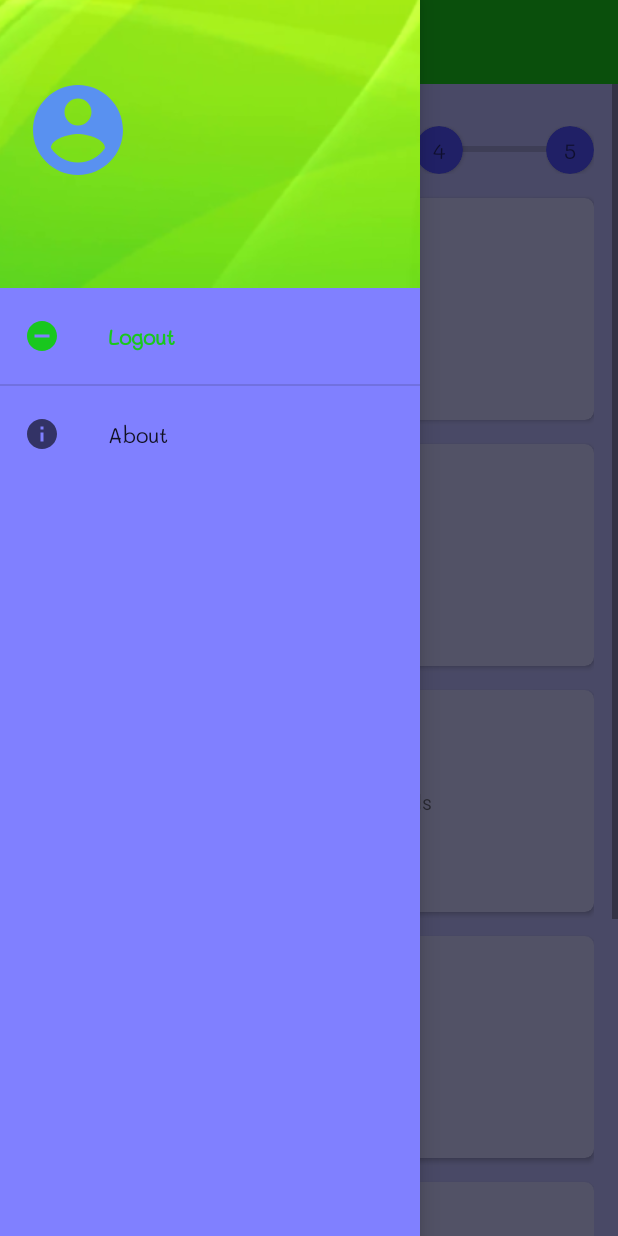
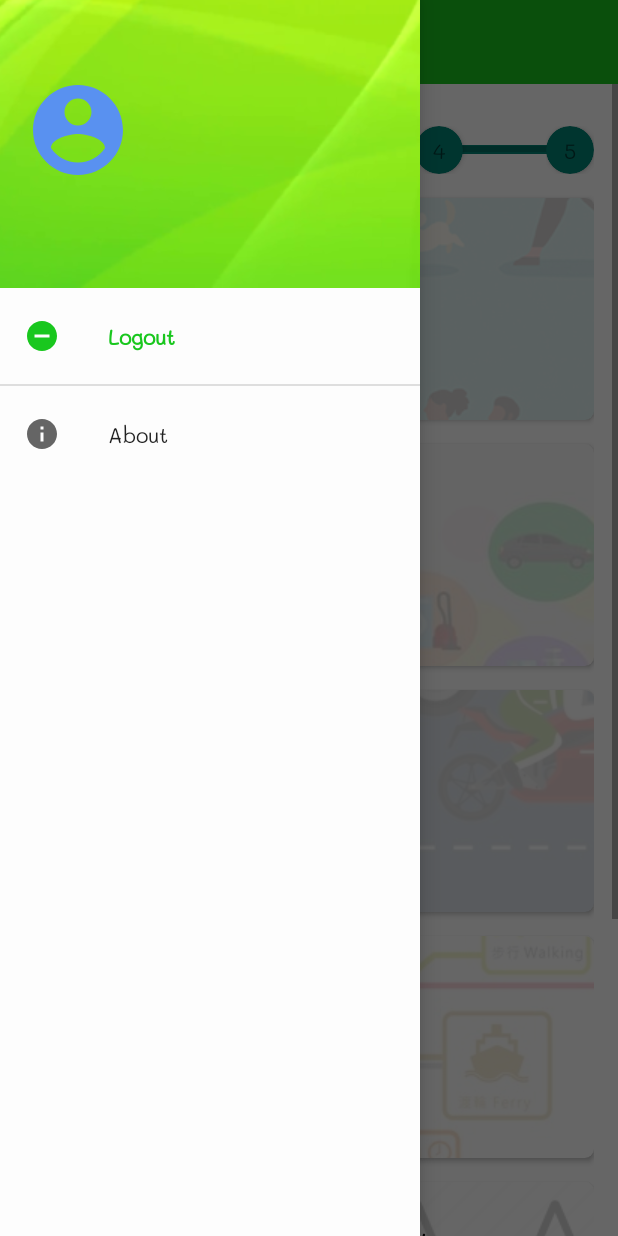
Before and after one commit to Ujjwal0501/survey, an Android app: the Brief screen opened directly, with no data from a screen before it, with the side drawer open, on a phone screen of 412 x 824 dp. Run offline under Robolectric (Android 15) with nearby library versions, the phone set to English and light mode, and no system bars; our stand-ins replace Firebase (no records; nobody signed in at launch, a user with empty details on screens opened directly).

Commit message:
cardview image

```diff
--- a/app/src/main/java/com/svnit/civil/survey/Home.java
+++ b/app/src/main/java/com/svnit/civil/survey/Home.java
@@ -148,6 +148,11 @@ public class Home extends AppCompatActivity {
                 } else if (title.equals(getString(R.string.user_profile))) {
                     // set item as selected to persist highlight
                     menuItem.setChecked(false);
+//                    startActivity(new Intent(getApplicationContext(), Userinfo.class));
+                } else if (title.equals("Logout")) {
+                    // set item as selected to persist highlight
+                    FirebaseAuth.getInstance().signOut();
+                    finish();
 //                    startActivity(new Intent(getApplicationContext(), Userinfo.class));
                 }
 
--- a/app/src/main/java/com/svnit/civil/survey/fragments/Brief.java
+++ b/app/src/main/java/com/svnit/civil/survey/fragments/Brief.java
@@ -3,11 +3,13 @@ package com.svnit.civil.survey.fragments;
 
 import android.os.Bundle;
 
+import androidx.cardview.widget.CardView;
 import androidx.fragment.app.Fragment;
 
 import android.view.LayoutInflater;
 import android.view.View;
 import android.view.ViewGroup;
+import android.widget.ProgressBar;
 
 import com.svnit.civil.survey.Home;
 import com.svnit.civil.survey.R;
@@ -16,6 +18,8 @@ import com.svnit.civil.survey.R;
  * A simple {@link Fragment} subclass.
  */
 public class Brief extends Fragment {
+    CardView one, two, three, four, five;
+    ProgressBar progress;
 
 
     public Brief() {
@@ -29,6 +33,14 @@ public class Brief extends Fragment {
         // Inflate the layout for this fragment
         View v = inflater.inflate(R.layout.fragment_brief, container, false);
         getActivity().setTitle("Transport survey");
+
+        one = v.findViewById(R.id.one);
+        two = v.findViewById(R.id.two);
+        three = v.findViewById(R.id.three);
+        four= v.findViewById(R.id.four);
+        five= v.findViewById(R.id.five);
+        progress = v.findViewById(R.id.progress);
+
         return v;
     }
 
--- /dev/null
+++ b/app/src/main/res/drawable/fam.xml
@@ -0,0 +1,5 @@
+<?xml version="1.0" encoding="utf-8"?>
+<bitmap xmlns:android="http://schemas.android.com/apk/res/android"
+    android:src="@drawable/family"
+    android:tileMode="disabled" android:gravity="center" >
+</bitmap>
--- /dev/null
+++ b/app/src/main/res/drawable/mon.xml
@@ -0,0 +1,5 @@
+<?xml version="1.0" encoding="utf-8"?>
+<bitmap xmlns:android="http://schemas.android.com/apk/res/android"
+    android:src="@drawable/money"
+    android:tileMode="disabled" android:gravity="top|left" >
+</bitmap>
--- /dev/null
+++ b/app/src/main/res/drawable/pref.xml
@@ -0,0 +1,5 @@
+<?xml version="1.0" encoding="utf-8"?>
+<bitmap xmlns:android="http://schemas.android.com/apk/res/android"
+    android:src="@drawable/prefs"
+    android:tileMode="disabled" android:gravity="center" >
+</bitmap>
--- /dev/null
+++ b/app/src/main/res/drawable/pub.xml
@@ -0,0 +1,6 @@
+<?xml version="1.0" encoding="utf-8"?>
+<bitmap xmlns:android="http://schemas.android.com/apk/res/android"
+    android:src="@drawable/public_transport"
+    android:tileMode="disabled" android:gravity="center" >
+
+</bitmap>
--- /dev/null
+++ b/app/src/main/res/drawable/rout.xml
@@ -0,0 +1,5 @@
+<?xml version="1.0" encoding="utf-8"?>
+<bitmap xmlns:android="http://schemas.android.com/apk/res/android"
+    android:src="@drawable/route"
+    android:tileMode="disabled" android:gravity="bottom|right|fill_horizontal" >
+</bitmap>
--- /dev/null
+++ b/app/src/main/res/drawable/rpref.xml
@@ -0,0 +1,5 @@
+<?xml version="1.0" encoding="utf-8"?>
+<bitmap xmlns:android="http://schemas.android.com/apk/res/android"
+    android:src="@drawable/rated_prefs"
+    android:tileMode="disabled" android:gravity="top|left" >
+</bitmap>
--- a/app/src/main/res/layout/fragment_brief.xml
+++ b/app/src/main/res/layout/fragment_brief.xml
@@ -9,7 +9,7 @@
     <ScrollView
         android:layout_width="match_parent"
         android:layout_height="match_parent"
-        android:background="#b8b8ff">
+        android:background="#FFFFFF">
 
         <LinearLayout
             android:layout_width="match_parent"
@@ -32,6 +32,7 @@
                     <ProgressBar
                         android:id="@+id/progress"
                         style="?android:attr/progressBarStyleHorizontal"
+                        android:background="@color/colorPrimary"
                         android:layout_width="match_parent"
                         android:layout_height="6dp"
                         android:layout_centerVertical="true"
@@ -57,7 +58,7 @@
                                 android:layout_height="wrap_content"
                                 android:minWidth="32dp"
                                 android:minHeight="32dp"
-                                app:cardBackgroundColor="#5050ff"
+                                app:cardBackgroundColor="@color/colorPrimary"
                                 app:cardCornerRadius="16dp">
 
                                 <TextView
@@ -85,7 +86,7 @@
                                 android:minWidth="32dp"
                                 android:minHeight="32dp"
                                 android:onClick="part"
-                                app:cardBackgroundColor="#5050ff"
+                                app:cardBackgroundColor="@color/colorPrimary"
                                 app:cardCornerRadius="16dp">
 
                                 <TextView
@@ -111,7 +112,7 @@
                                 android:layout_height="wrap_content"
                                 android:minWidth="32dp"
                                 android:minHeight="32dp"
-                                app:cardBackgroundColor="#5050ff"
+                                app:cardBackgroundColor="@color/colorPrimary"
                                 app:cardCornerRadius="16dp">
 
                                 <TextView
@@ -138,7 +139,7 @@
                                 android:layout_height="wrap_content"
                                 android:minWidth="32dp"
                                 android:minHeight="32dp"
-                                app:cardBackgroundColor="#5050ff"
+                                app:cardBackgroundColor="@color/colorPrimary"
                                 app:cardCornerRadius="16dp">
 
                                 <TextView
@@ -164,7 +165,7 @@
                                 android:layout_height="wrap_content"
                                 android:minWidth="32dp"
                                 android:minHeight="32dp"
-                                app:cardBackgroundColor="#5050ff"
+                                app:cardBackgroundColor="@color/colorPrimary"
                                 app:cardCornerRadius="16dp">
 
                                 <TextView
@@ -189,16 +190,30 @@
                 android:layout_marginTop="16dp"
                 android:onClick="part"
                 android:padding="16dp"
-                app:cardBackgroundColor="#cfcfff"
+                app:cardBackgroundColor="#FFFFFF"
                 app:cardCornerRadius="6dp">
+
+                <RelativeLayout
+                    android:layout_width="match_parent"
+                    android:layout_height="match_parent">
+
+                    <LinearLayout
+                        android:background="@drawable/fam"
+                        android:alpha="0.2"
+                        android:gravity="center"
+                        android:layout_width="match_parent"
+                        android:layout_height="match_parent" />
 
                     <TextView
                         android:layout_width="wrap_content"
                         android:layout_height="wrap_content"
-                    android:layout_gravity="center"
-                    android:gravity="center"
+                        android:layout_margin="16dp"
+                        android:textSize="20sp"
+                        android:textColor="#000"
                         android:text="Social Details"
                         android:textAlignment="center" />
+
+                </RelativeLayout>
 
             </androidx.cardview.widget.CardView>
 
@@ -208,16 +223,30 @@
                 android:layout_marginTop="16dp"
                 android:onClick="partab"
                 android:padding="16dp"
-                app:cardBackgroundColor="#cfcfff"
+                app:cardBackgroundColor="#FFFFFF"
                 app:cardCornerRadius="6dp">
+
+                <RelativeLayout
+                    android:layout_width="match_parent"
+                    android:layout_height="match_parent">
+
+                    <LinearLayout
+                        android:background="@drawable/mon"
+                        android:gravity="center"
+                        android:alpha="0.2"
+                        android:layout_width="match_parent"
+                        android:layout_height="match_parent" />
 
                     <TextView
                         android:layout_width="wrap_content"
                         android:layout_height="wrap_content"
-                    android:layout_gravity="center"
-                    android:gravity="center"
+                        android:layout_margin="16dp"
+                        android:textSize="20sp"
+                        android:textColor="#000"
                         android:text="Economic Details"
                         android:textAlignment="center" />
+
+                </RelativeLayout>
 
             </androidx.cardview.widget.CardView>
 
@@ -227,16 +256,30 @@
                 android:layout_marginTop="16dp"
                 android:onClick="partac"
                 android:padding="16dp"
-                app:cardBackgroundColor="#cfcfff"
+                app:cardBackgroundColor="#FFFFFF"
                 app:cardCornerRadius="6dp">
+
+                <RelativeLayout
+                    android:layout_width="match_parent"
+                    android:layout_height="match_parent">
+
+                    <LinearLayout
+                    android:background="@drawable/pub"
+                    android:alpha="0.2"
+                    android:gravity="center"
+                    android:layout_width="match_parent"
+                    android:layout_height="match_parent" />
 
                     <TextView
                         android:layout_width="wrap_content"
                         android:layout_height="wrap_content"
-                    android:layout_gravity="center"
-                    android:gravity="center"
+                        android:layout_margin="16dp"
+                        android:textSize="20sp"
+                        android:textColor="#000"
                         android:text="Public Transport Details"
                         android:textAlignment="center" />
+
+                </RelativeLayout>
 
             </androidx.cardview.widget.CardView>
 
@@ -246,16 +289,30 @@
                 android:layout_marginTop="16dp"
                 android:onClick="partba"
                 android:padding="16dp"
-                app:cardBackgroundColor="#cfcfff"
+                app:cardBackgroundColor="#FFFFFF"
                 app:cardCornerRadius="6dp">
+
+                <RelativeLayout
+                    android:layout_width="match_parent"
+                    android:layout_height="match_parent">
+
+                    <LinearLayout
+                        android:background="@drawable/pref"
+                        android:alpha="0.2"
+                        android:gravity="center"
+                        android:layout_width="match_parent"
+                        android:layout_height="match_parent" />
 
                     <TextView
                         android:layout_width="wrap_content"
                         android:layout_height="wrap_content"
-                    android:layout_gravity="center"
-                    android:gravity="center"
+                        android:layout_margin="16dp"
+                        android:textSize="20sp"
+                        android:textColor="#000"
                         android:text="Preference Survey"
                         android:textAlignment="center" />
+
+                </RelativeLayout>
 
             </androidx.cardview.widget.CardView>
 
@@ -265,16 +322,29 @@
                 android:layout_marginTop="16dp"
                 android:onClick="partbb"
                 android:padding="16dp"
-                app:cardBackgroundColor="#cfcfff"
+                app:cardBackgroundColor="#FFFFFF"
                 app:cardCornerRadius="6dp">
 
+                <RelativeLayout
+                    android:layout_width="match_parent"
+                    android:layout_height="match_parent">
+
+                    <LinearLayout
+                        android:background="@drawable/rpref"
+                        android:alpha="0.2"
+                        android:gravity="center"
+                        android:layout_width="match_parent"
+                        android:layout_height="match_parent" />
                     <TextView
                         android:layout_width="wrap_content"
                         android:layout_height="wrap_content"
-                    android:layout_gravity="center"
-                    android:gravity="center"
+                        android:layout_margin="16dp"
+                        android:textSize="20sp"
+                        android:textColor="#000"
                         android:text="Rated Preference Survey"
                         android:textAlignment="center" />
+
+                </RelativeLayout>
 
             </androidx.cardview.widget.CardView>
 
@@ -284,16 +354,30 @@
                 android:layout_marginTop="16dp"
                 android:onClick="startService"
                 android:padding="16dp"
-                app:cardBackgroundColor="#cfcfff"
+                app:cardBackgroundColor="#FFFFFF"
                 app:cardCornerRadius="6dp">
+
+                <RelativeLayout
+                    android:layout_width="match_parent"
+                    android:layout_height="match_parent">
+
+                    <LinearLayout
+                        android:background="@drawable/rout"
+                        android:alpha="0.2"
+                        android:gravity="center"
+                        android:layout_width="match_parent"
+                        android:layout_height="match_parent" />
 
                     <TextView
                         android:layout_width="wrap_content"
                         android:layout_height="wrap_content"
-                    android:layout_gravity="center"
-                    android:gravity="center"
+                        android:layout_margin="16dp"
+                        android:textSize="20sp"
+                        android:textColor="#000"
                         android:text="Start Journey Survey"
                         android:textAlignment="center" />
+
+                </RelativeLayout>
 
             </androidx.cardview.widget.CardView>
 
--- a/app/src/main/res/values/colors.xml
+++ b/app/src/main/res/values/colors.xml
@@ -5,6 +5,6 @@
     <color name="colorAccent">#D81B60</color>
     <color name="logoPrimary">#24453E</color>
     <color name="logoSecondary">#121D19</color>
-    <color name="white">#8080FF</color>
+    <color name="white">#FDFDFD</color>
     <color name="colorGray">#D0D0D0</color>
 </resources>
```
Also changed, not shown: app/src/main/res/drawable/family.jpg (added), app/src/main/res/drawable/money.jpg (added), app/src/main/res/drawable/prefs.jpg (added), app/src/main/res/drawable/public_transport.jpg (added), app/src/main/res/drawable/rated_prefs.png (added), app/src/main/res/drawable/route.png (added). Lines whose indentation alone changed are shown as unchanged.
